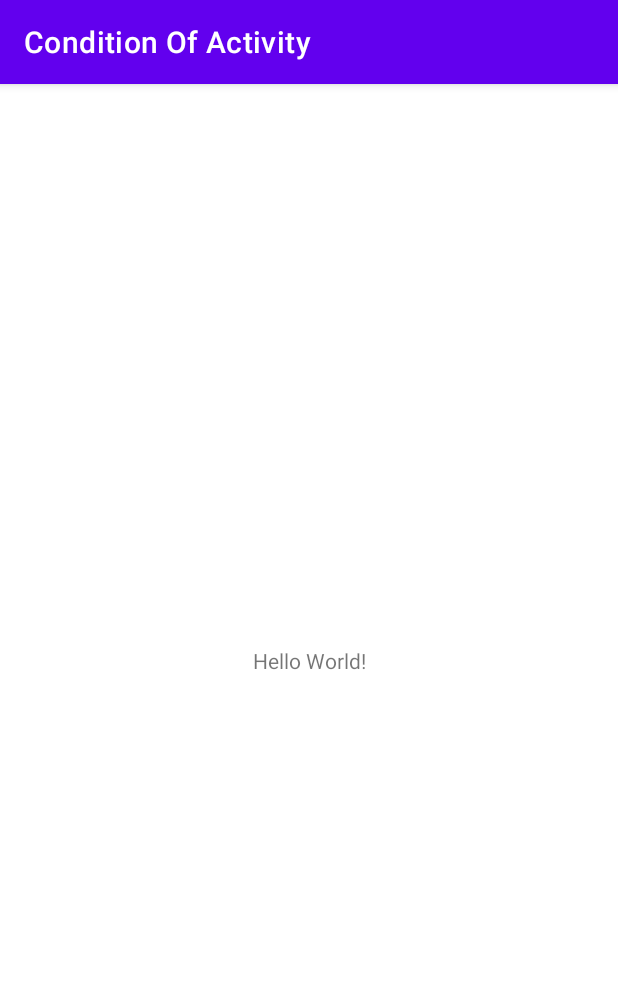
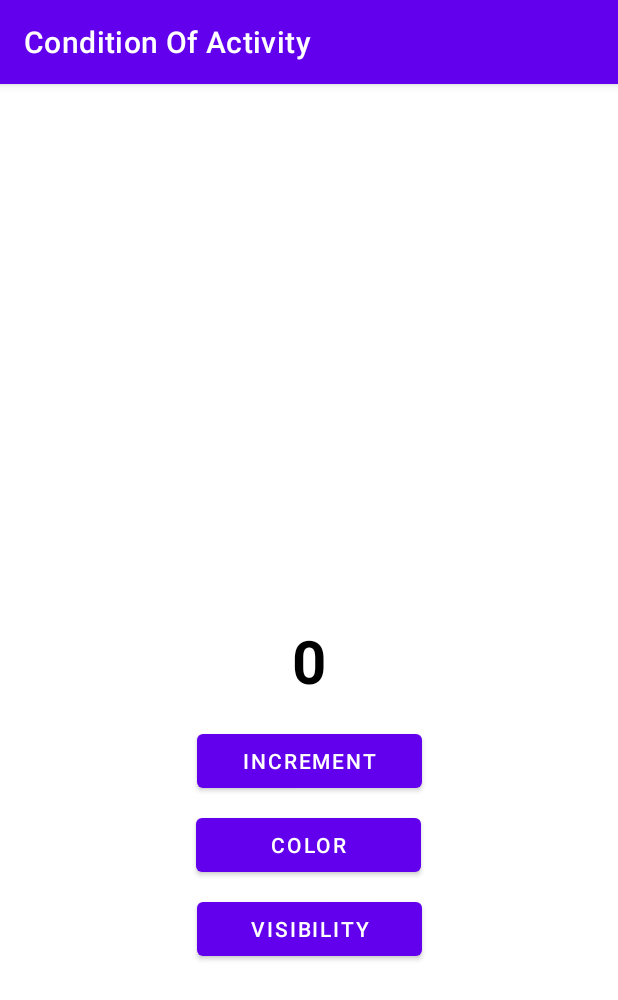
Before and after one commit to greemoid/Condition-Of-Activity, an Android app: the screen it shows after launch (MainActivity), on a phone screen of 412 x 824 dp. Shown: the top 1000 px of the screen. Run offline under Robolectric (Android 15) with nearby library versions, the phone set to English and light mode, and no system bars.

Commit message:
Add design to the Main Activity

```diff
--- a/app/src/main/res/layout/activity_main.xml
+++ b/app/src/main/res/layout/activity_main.xml
@@ -7,12 +7,48 @@
     tools:context=".MainActivity">
 
     <TextView
+        android:id="@+id/tvCounter"
         android:layout_width="wrap_content"
         android:layout_height="wrap_content"
-        android:text="Hello World!"
+        android:text="0"
+        android:textColor="@color/black"
+        android:textSize="40dp"
+        android:textStyle="bold"
         app:layout_constraintBottom_toBottomOf="parent"
         app:layout_constraintLeft_toLeftOf="parent"
         app:layout_constraintRight_toRightOf="parent"
         app:layout_constraintTop_toTopOf="parent" />
 
+    <Button
+        android:id="@+id/button"
+        android:layout_width="150dp"
+        android:layout_height="wrap_content"
+        android:layout_marginTop="16dp"
+        android:text="Increment"
+        app:layout_constraintEnd_toEndOf="parent"
+        app:layout_constraintStart_toStartOf="parent"
+        app:layout_constraintTop_toBottomOf="@+id/tvCounter" />
+
+    <Button
+        android:id="@+id/button2"
+        android:layout_width="150dp"
+        android:layout_height="wrap_content"
+        android:layout_marginTop="8dp"
+        android:text="color"
+        app:layout_constraintEnd_toEndOf="parent"
+        app:layout_constraintHorizontal_bias="0.498"
+        app:layout_constraintStart_toStartOf="parent"
+        app:layout_constraintTop_toBottomOf="@+id/button" />
+
+    <Button
+        android:id="@+id/button3"
+        android:layout_width="150dp"
+        android:layout_height="wrap_content"
+        android:layout_marginTop="8dp"
+        android:text="visibility"
+        app:layout_constraintEnd_toEndOf="parent"
+        app:layout_constraintHorizontal_bias="0.501"
+        app:layout_constraintStart_toStartOf="parent"
+        app:layout_constraintTop_toBottomOf="@+id/button2" />
+
 </androidx.constraintlayout.widget.ConstraintLayout>
```
